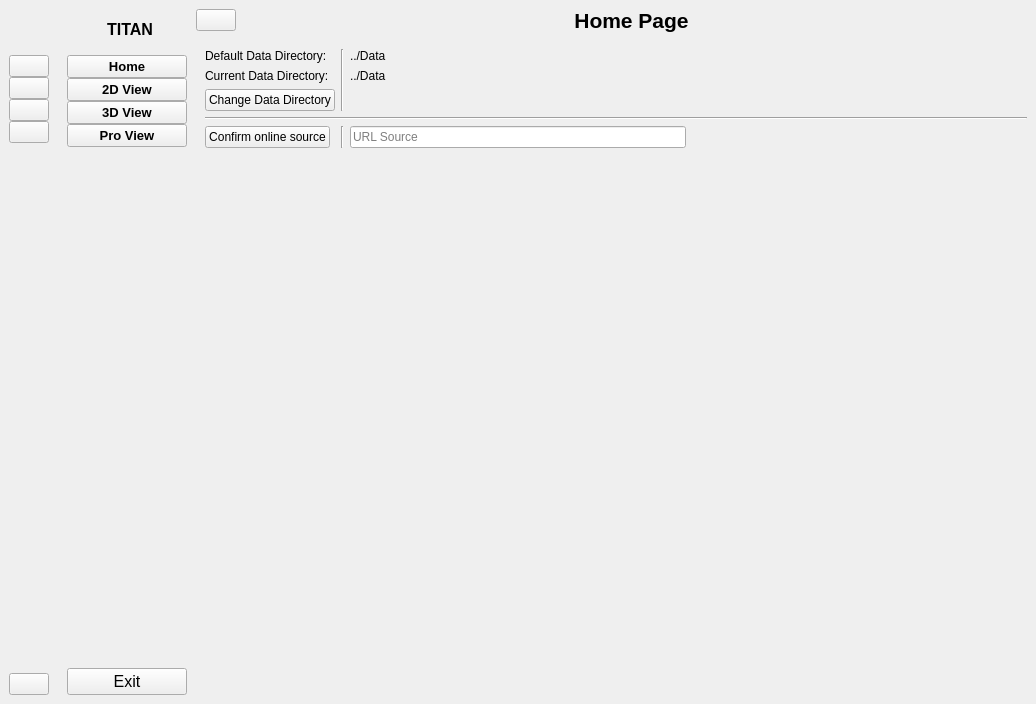
The window that src/Frontend.ui (dangnguyenphuc/storm-visualizer) describes before a commit, drawn with Qt 5.
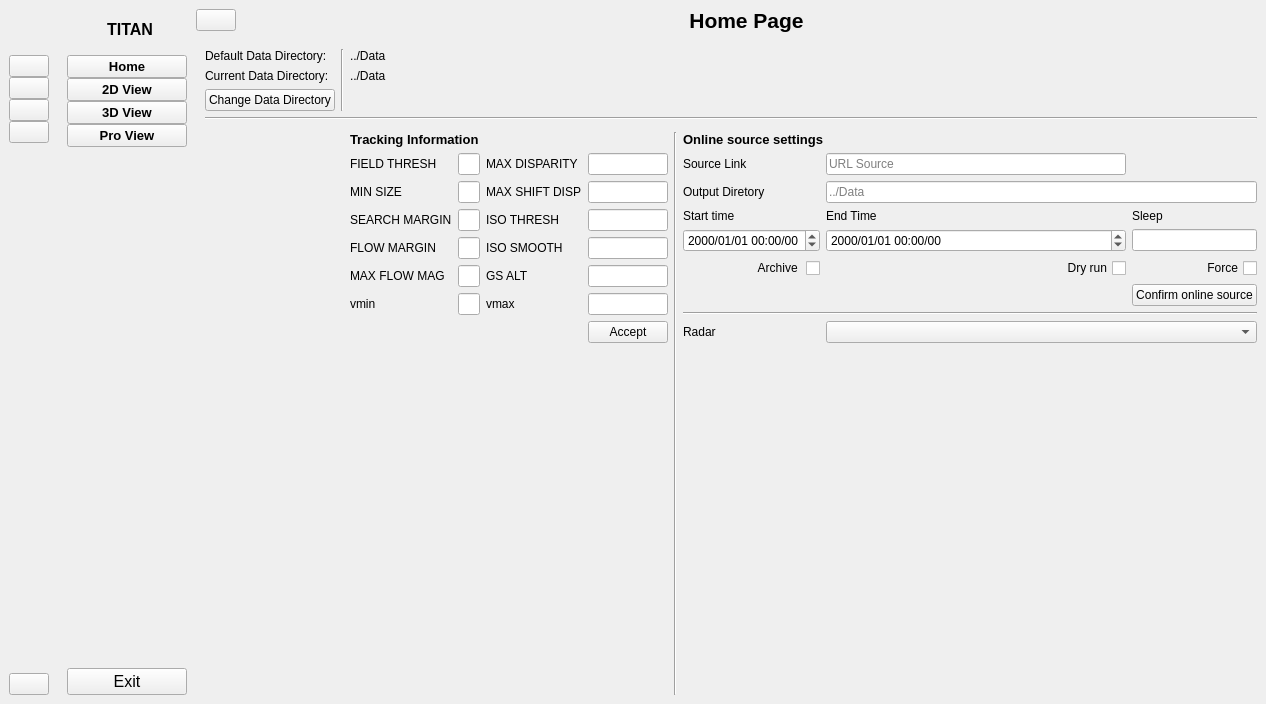
The same window after the commit. The open tabs and pages were chosen to show the change. Icons and pictures are not drawn.

Commit message: devH - tracking and online source settings

Diff of the .ui file:
```diff
--- a/src/Frontend.ui
+++ b/src/Frontend.ui
@@ -6,7 +6,7 @@
    <rect>
     <x>0</x>
     <y>0</y>
-    <width>1036</width>
+    <width>1243</width>
     <height>704</height>
    </rect>
   </property>
@@ -160,31 +160,300 @@
                  </property>
                 </widget>
                </item>
-               <item row="4" column="2">
-                <widget class="QLineEdit" name="url">
+               <item row="3" column="0" colspan="5">
+                <widget class="Line" name="line_3">
+                 <property name="orientation">
+                  <enum>Qt::Horizontal</enum>
+                 </property>
+                </widget>
+               </item>
+               <item row="0" column="1" rowspan="3">
+                <widget class="Line" name="line_4">
+                 <property name="orientation">
+                  <enum>Qt::Vertical</enum>
+                 </property>
+                </widget>
+               </item>
+               <item row="1" column="2">
+                <widget class="QLabel" name="curData">
                  <property name="sizePolicy">
                   <sizepolicy hsizetype="Preferred" vsizetype="Fixed">
                    <horstretch>0</horstretch>
                    <verstretch>0</verstretch>
                   </sizepolicy>
                  </property>
-                 <property name="minimumSize">
-                  <size>
-                   <width>300</width>
-                   <height>0</height>
-                  </size>
+                 <property name="text">
+                  <string>../Data</string>
                  </property>
-                 <property name="maximumSize">
-                  <size>
-                   <width>400</width>
-                   <height>16777215</height>
-                  </size>
+                </widget>
+               </item>
+               <item row="4" column="1">
+                <widget class="Line" name="line_5">
+                 <property name="orientation">
+                  <enum>Qt::Vertical</enum>
                  </property>
-                 <property name="placeholderText">
-                  <string>URL Source</string>
-                 </property>
                 </widget>
                </item>
+               <item row="5" column="2">
+                <layout class="QGridLayout" name="gridLayout_18">
+                 <item row="1" column="0">
+                  <widget class="QLabel" name="label_24">
+                   <property name="sizePolicy">
+                    <sizepolicy hsizetype="Fixed" vsizetype="Preferred">
+                     <horstretch>0</horstretch>
+                     <verstretch>0</verstretch>
+                    </sizepolicy>
+                   </property>
+                   <property name="text">
+                    <string>FIELD THRESH</string>
+                   </property>
+                  </widget>
+                 </item>
+                 <item row="1" column="1">
+                  <widget class="QLineEdit" name="track_field_thresh">
+                   <property name="sizePolicy">
+                    <sizepolicy hsizetype="Preferred" vsizetype="Fixed">
+                     <horstretch>0</horstretch>
+                     <verstretch>0</verstretch>
+                    </sizepolicy>
+                   </property>
+                  </widget>
+                 </item>
+                 <item row="7" column="3">
+                  <widget class="QPushButton" name="track_accept_button">
+                   <property name="text">
+                    <string>Accept</string>
+                   </property>
+                  </widget>
+                 </item>
+                 <item row="6" column="1">
+                  <widget class="QLineEdit" name="track_vmin">
+                   <property name="sizePolicy">
+                    <sizepolicy hsizetype="Preferred" vsizetype="Fixed">
+                     <horstretch>0</horstretch>
+                     <verstretch>0</verstretch>
+                    </sizepolicy>
+                   </property>
+                  </widget>
+                 </item>
+                 <item row="2" column="0">
+                  <widget class="QLabel" name="label_27">
+                   <property name="text">
+                    <string>MIN SIZE</string>
+                   </property>
+                  </widget>
+                 </item>
+                 <item row="4" column="3">
+                  <widget class="QLineEdit" name="track_iso_smooth">
+                   <property name="sizePolicy">
+                    <sizepolicy hsizetype="Preferred" vsizetype="Fixed">
+                     <horstretch>0</horstretch>
+                     <verstretch>0</verstretch>
+                    </sizepolicy>
+                   </property>
+                  </widget>
+                 </item>
+                 <item row="4" column="0">
+                  <widget class="QLabel" name="label_29">
+                   <property name="text">
+                    <string>FLOW MARGIN</string>
+                   </property>
+                  </widget>
+                 </item>
+                 <item row="2" column="3">
+                  <widget class="QLineEdit" name="track_max_shift_disp">
+                   <property name="sizePolicy">
+                    <sizepolicy hsizetype="Preferred" vsizetype="Fixed">
+                     <horstretch>0</horstretch>
+                     <verstretch>0</verstretch>
+                    </sizepolicy>
+                   </property>
+                  </widget>
+                 </item>
+                 <item row="5" column="3">
+                  <widget class="QLineEdit" name="track_gs_alt">
+                   <property name="sizePolicy">
+                    <sizepolicy hsizetype="Preferred" vsizetype="Fixed">
+                     <horstretch>0</horstretch>
+                     <verstretch>0</verstretch>
+                    </sizepolicy>
+                   </property>
+                  </widget>
+                 </item>
+                 <item row="1" column="3">
+                  <widget class="QLineEdit" name="track_max_disparity">
+                   <property name="sizePolicy">
+                    <sizepolicy hsizetype="Preferred" vsizetype="Fixed">
+                     <horstretch>0</horstretch>
+                     <verstretch>0</verstretch>
+                    </sizepolicy>
+                   </property>
+                  </widget>
+                 </item>
+                 <item row="0" column="0" colspan="4">
+                  <widget class="QLabel" name="label_38">
+                   <property name="sizePolicy">
+                    <sizepolicy hsizetype="Preferred" vsizetype="Fixed">
+                     <horstretch>0</horstretch>
+                     <verstretch>0</verstretch>
+                    </sizepolicy>
+                   </property>
+                   <property name="font">
+                    <font>
+                     <pointsize>10</pointsize>
+                     <weight>75</weight>
+                     <bold>true</bold>
+                    </font>
+                   </property>
+                   <property name="text">
+                    <string>Tracking Information</string>
+                   </property>
+                  </widget>
+                 </item>
+                 <item row="8" column="3">
+                  <spacer name="verticalSpacer_5">
+                   <property name="orientation">
+                    <enum>Qt::Vertical</enum>
+                   </property>
+                   <property name="sizeHint" stdset="0">
+                    <size>
+                     <width>20</width>
+                     <height>40</height>
+                    </size>
+                   </property>
+                  </spacer>
+                 </item>
+                 <item row="6" column="0">
+                  <widget class="QLabel" name="label_31">
+                   <property name="text">
+                    <string>vmin </string>
+                   </property>
+                  </widget>
+                 </item>
+                 <item row="5" column="1">
+                  <widget class="QLineEdit" name="track_max_flow_mag">
+                   <property name="sizePolicy">
+                    <sizepolicy hsizetype="Preferred" vsizetype="Fixed">
+                     <horstretch>0</horstretch>
+                     <verstretch>0</verstretch>
+                    </sizepolicy>
+                   </property>
+                  </widget>
+                 </item>
+                 <item row="5" column="0">
+                  <widget class="QLabel" name="label_30">
+                   <property name="sizePolicy">
+                    <sizepolicy hsizetype="Fixed" vsizetype="Preferred">
+                     <horstretch>0</horstretch>
+                     <verstretch>0</verstretch>
+                    </sizepolicy>
+                   </property>
+                   <property name="text">
+                    <string>MAX FLOW MAG</string>
+                   </property>
+                  </widget>
+                 </item>
+                 <item row="3" column="3">
+                  <widget class="QLineEdit" name="track_iso_thresh">
+                   <property name="sizePolicy">
+                    <sizepolicy hsizetype="Preferred" vsizetype="Fixed">
+                     <horstretch>0</horstretch>
+                     <verstretch>0</verstretch>
+                    </sizepolicy>
+                   </property>
+                  </widget>
+                 </item>
+                 <item row="2" column="1">
+                  <widget class="QLineEdit" name="track_min_size">
+                   <property name="sizePolicy">
+                    <sizepolicy hsizetype="Preferred" vsizetype="Fixed">
+                     <horstretch>0</horstretch>
+                     <verstretch>0</verstretch>
+                    </sizepolicy>
+                   </property>
+                  </widget>
+                 </item>
+                 <item row="3" column="2">
+                  <widget class="QLabel" name="label_34">
+                   <property name="text">
+                    <string>ISO THRESH</string>
+                   </property>
+                  </widget>
+                 </item>
+                 <item row="4" column="1">
+                  <widget class="QLineEdit" name="track_flow_margin">
+                   <property name="sizePolicy">
+                    <sizepolicy hsizetype="Preferred" vsizetype="Fixed">
+                     <horstretch>0</horstretch>
+                     <verstretch>0</verstretch>
+                    </sizepolicy>
+                   </property>
+                  </widget>
+                 </item>
+                 <item row="6" column="2">
+                  <widget class="QLabel" name="label_37">
+                   <property name="text">
+                    <string>vmax </string>
+                   </property>
+                  </widget>
+                 </item>
+                 <item row="6" column="3">
+                  <widget class="QLineEdit" name="track_vmax">
+                   <property name="sizePolicy">
+                    <sizepolicy hsizetype="Preferred" vsizetype="Fixed">
+                     <horstretch>0</horstretch>
+                     <verstretch>0</verstretch>
+                    </sizepolicy>
+                   </property>
+                  </widget>
+                 </item>
+                 <item row="3" column="0">
+                  <widget class="QLabel" name="label_28">
+                   <property name="text">
+                    <string>SEARCH MARGIN</string>
+                   </property>
+                  </widget>
+                 </item>
+                 <item row="4" column="2">
+                  <widget class="QLabel" name="label_35">
+                   <property name="text">
+                    <string>ISO SMOOTH</string>
+                   </property>
+                  </widget>
+                 </item>
+                 <item row="1" column="2">
+                  <widget class="QLabel" name="label_32">
+                   <property name="text">
+                    <string>MAX DISPARITY</string>
+                   </property>
+                  </widget>
+                 </item>
+                 <item row="3" column="1">
+                  <widget class="QLineEdit" name="track_search_margin">
+                   <property name="sizePolicy">
+                    <sizepolicy hsizetype="Preferred" vsizetype="Fixed">
+                     <horstretch>0</horstretch>
+                     <verstretch>0</verstretch>
+                    </sizepolicy>
+                   </property>
+                  </widget>
+                 </item>
+                 <item row="2" column="2">
+                  <widget class="QLabel" name="label_33">
+                   <property name="text">
+                    <string>MAX SHIFT DISP</string>
+                   </property>
+                  </widget>
+                 </item>
+                 <item row="5" column="2">
+                  <widget class="QLabel" name="label_36">
+                   <property name="text">
+                    <string>GS ALT</string>
+                   </property>
+                  </widget>
+                 </item>
+                </layout>
+               </item>
                <item row="0" column="2">
                 <widget class="QLabel" name="defaultDirData">
                  <property name="sizePolicy">
@@ -224,46 +493,6 @@
                  </property>
                 </widget>
                </item>
-               <item row="1" column="2">
-                <widget class="QLabel" name="curData">
-                 <property name="sizePolicy">
-                  <sizepolicy hsizetype="Preferred" vsizetype="Fixed">
-                   <horstretch>0</horstretch>
-                   <verstretch>0</verstretch>
-                  </sizepolicy>
-                 </property>
-                 <property name="text">
-                  <string>../Data</string>
-                 </property>
-                </widget>
-               </item>
-               <item row="4" column="0">
-                <widget class="QPushButton" name="actionOpenURL">
-                 <property name="sizePolicy">
-                  <sizepolicy hsizetype="Fixed" vsizetype="Fixed">
-                   <horstretch>0</horstretch>
-                   <verstretch>0</verstretch>
-                  </sizepolicy>
-                 </property>
-                 <property name="text">
-                  <string>Confirm online source</string>
-                 </property>
-                </widget>
-               </item>
-               <item row="3" column="0" colspan="4">
-                <widget class="Line" name="line_3">
-                 <property name="orientation">
-                  <enum>Qt::Horizontal</enum>
-                 </property>
-                </widget>
-               </item>
-               <item row="0" column="1" rowspan="3">
-                <widget class="Line" name="line_4">
-                 <property name="orientation">
-                  <enum>Qt::Vertical</enum>
-                 </property>
-                </widget>
-               </item>
                <item row="5" column="0">
                 <spacer name="verticalSpacer_3">
                  <property name="orientation">
@@ -277,13 +506,213 @@
                  </property>
                 </spacer>
                </item>
-               <item row="4" column="1">
-                <widget class="Line" name="line_5">
+               <item row="5" column="3">
+                <widget class="Line" name="line_7">
                  <property name="orientation">
                   <enum>Qt::Vertical</enum>
                  </property>
                 </widget>
                </item>
+               <item row="5" column="4">
+                <layout class="QGridLayout" name="gridLayout_20">
+                 <item row="0" column="0" colspan="3">
+                  <widget class="QLabel" name="label_44">
+                   <property name="font">
+                    <font>
+                     <pointsize>10</pointsize>
+                     <weight>75</weight>
+                     <bold>true</bold>
+                    </font>
+                   </property>
+                   <property name="text">
+                    <string>Online source settings</string>
+                   </property>
+                  </widget>
+                 </item>
+                 <item row="3" column="1">
+                  <widget class="QLabel" name="label_40">
+                   <property name="sizePolicy">
+                    <sizepolicy hsizetype="Preferred" vsizetype="Fixed">
+                     <horstretch>0</horstretch>
+                     <verstretch>0</verstretch>
+                    </sizepolicy>
+                   </property>
+                   <property name="text">
+                    <string>End Time</string>
+                   </property>
+                  </widget>
+                 </item>
+                 <item row="5" column="0">
+                  <widget class="QCheckBox" name="onl_archive_mode">
+                   <property name="layoutDirection">
+                    <enum>Qt::RightToLeft</enum>
+                   </property>
+                   <property name="text">
+                    <string>Archive </string>
+                   </property>
+                  </widget>
+                 </item>
+                 <item row="4" column="0">
+                  <widget class="QDateTimeEdit" name="onl_start_time">
+                   <property name="displayFormat">
+                    <string>yyyy/MM/dd hh:mm/ss</string>
+                   </property>
+                  </widget>
+                 </item>
+                 <item row="4" column="1">
+                  <widget class="QDateTimeEdit" name="onl_end_time">
+                   <property name="displayFormat">
+                    <string>yyyy/MM/dd hh:mm/ss</string>
+                   </property>
+                  </widget>
+                 </item>
+                 <item row="10" column="1" colspan="2">
+                  <widget class="QComboBox" name="onl_radar_list"/>
+                 </item>
+                 <item row="1" column="0">
+                  <widget class="QLabel" name="label_41">
+                   <property name="text">
+                    <string>Source Link</string>
+                   </property>
+                  </widget>
+                 </item>
+                 <item row="3" column="0">
+                  <widget class="QLabel" name="label_39">
+                   <property name="text">
+                    <string>Start time</string>
+                   </property>
+                  </widget>
+                 </item>
+                 <item row="8" column="2">
+                  <widget class="QPushButton" name="actionOpenURL">
+                   <property name="sizePolicy">
+                    <sizepolicy hsizetype="Fixed" vsizetype="Fixed">
+                     <horstretch>0</horstretch>
+                     <verstretch>0</verstretch>
+                    </sizepolicy>
+                   </property>
+                   <property name="text">
+                    <string>Confirm online source</string>
+                   </property>
+                  </widget>
+                 </item>
+                 <item row="9" column="0" colspan="3">
+                  <widget class="Line" name="line_6">
+                   <property name="orientation">
+                    <enum>Qt::Horizontal</enum>
+                   </property>
+                  </widget>
+                 </item>
+                 <item row="5" column="2">
+                  <widget class="QCheckBox" name="onl_force">
+                   <property name="layoutDirection">
+                    <enum>Qt::RightToLeft</enum>
+                   </property>
+                   <property name="text">
+                    <string>Force</string>
+                   </property>
+                  </widget>
+                 </item>
+                 <item row="5" column="1">
+                  <widget class="QCheckBox" name="onl_dry_run">
+                   <property name="layoutDirection">
+                    <enum>Qt::RightToLeft</enum>
+                   </property>
+                   <property name="text">
+                    <string>Dry run</string>
+                   </property>
+                  </widget>
+                 </item>
+                 <item row="1" column="1">
+                  <widget class="QLineEdit" name="url">
+                   <property name="sizePolicy">
+                    <sizepolicy hsizetype="Preferred" vsizetype="Fixed">
+                     <horstretch>0</horstretch>
+                     <verstretch>0</verstretch>
+                    </sizepolicy>
+                   </property>
+                   <property name="minimumSize">
+                    <size>
+                     <width>300</width>
+                     <height>0</height>
+                    </size>
+                   </property>
+                   <property name="maximumSize">
+                    <size>
+                     <width>400</width>
+                     <height>16777215</height>
+                    </size>
+                   </property>
+                   <property name="placeholderText">
+                    <string>URL Source</string>
+                   </property>
+                  </widget>
+                 </item>
+                 <item row="10" column="0">
+                  <widget class="QLabel" name="label_42">
+                   <property name="text">
+                    <string>Radar</string>
+                   </property>
+                  </widget>
+                 </item>
+                 <item row="8" column="3">
+                  <spacer name="horizontalSpacer">
+                   <property name="orientation">
+                    <enum>Qt::Horizontal</enum>
+                   </property>
+                   <property name="sizeHint" stdset="0">
+                    <size>
+                     <width>40</width>
+                     <height>20</height>
+                    </size>
+                   </property>
+                  </spacer>
+                 </item>
+                 <item row="11" column="0">
+                  <spacer name="verticalSpacer_6">
+                   <property name="orientation">
+                    <enum>Qt::Vertical</enum>
+                   </property>
+                   <property name="sizeHint" stdset="0">
+                    <size>
+                     <width>20</width>
+                     <height>40</height>
+                    </size>
+                   </property>
+                  </spacer>
+                 </item>
+                 <item row="2" column="0">
+                  <widget class="QLabel" name="label_43">
+                   <property name="sizePolicy">
+                    <sizepolicy hsizetype="Preferred" vsizetype="Fixed">
+                     <horstretch>0</horstretch>
+                     <verstretch>0</verstretch>
+                    </sizepolicy>
+                   </property>
+                   <property name="text">
+                    <string>Output Diretory</string>
+                   </property>
+                  </widget>
+                 </item>
+                 <item row="2" column="1" colspan="2">
+                  <widget class="QLineEdit" name="onl_outputDir">
+                   <property name="placeholderText">
+                    <string>../Data</string>
+                   </property>
+                  </widget>
+                 </item>
+                 <item row="3" column="2">
+                  <widget class="QLabel" name="label_45">
+                   <property name="text">
+                    <string>Sleep</string>
+                   </property>
+                  </widget>
+                 </item>
+                 <item row="4" column="2">
+                  <widget class="QLineEdit" name="onl_sleep_secs"/>
+                 </item>
+                </layout>
+               </item>
               </layout>
              </item>
             </layout>
```
Left out of the diff: 52 changed lines with no effect on the pictures. The commit also changes 3 other files.
